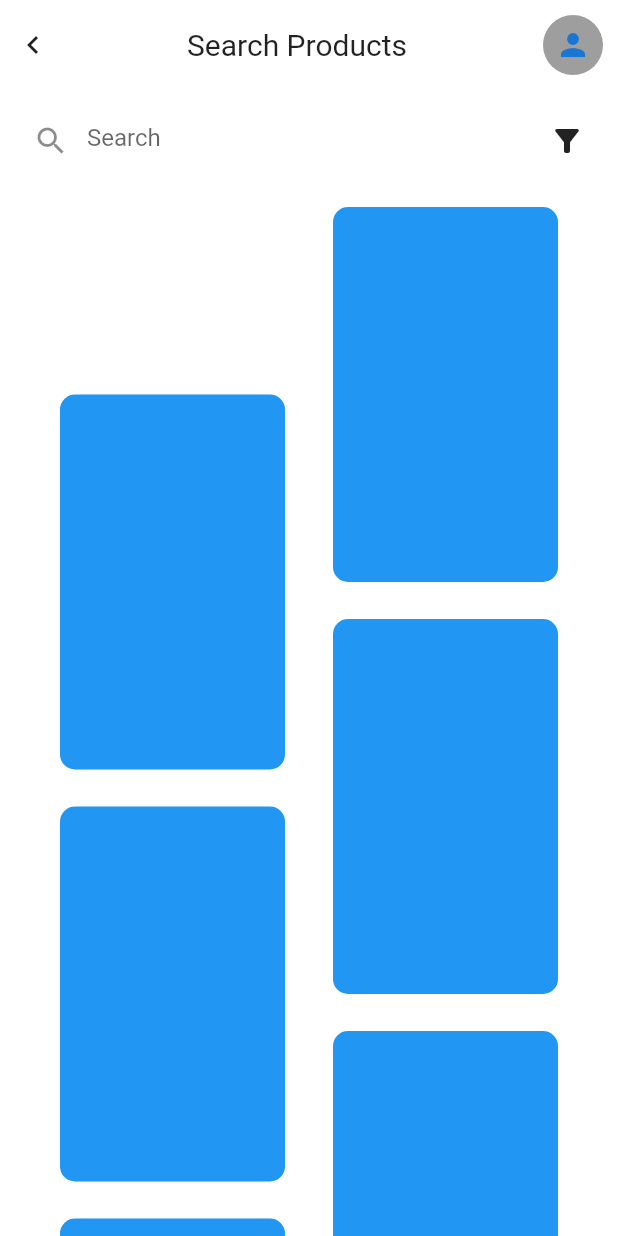
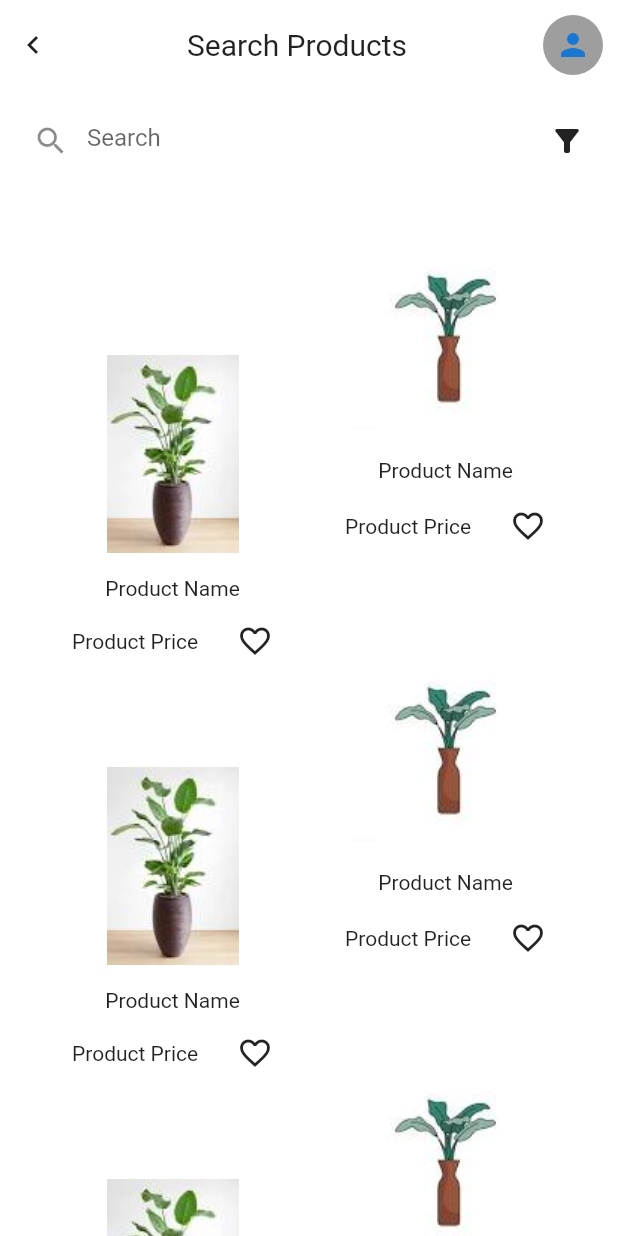
Before and after one commit to Teewhydot/ui_challenge, a Flutter app: the screen it shows after launch, on a phone screen of 412 x 824 dp. Run offline on Flutter 3.47's test engine with Material 2 defaults, Android fonts, the phone set to English and light mode, and no system bars.

Commit message:
Done working on search result items page and details page.

```diff
--- a/lib/search_results_items.dart
+++ b/lib/search_results_items.dart
@@ -1,4 +1,5 @@
 import 'package:flutter/material.dart';
+import 'package:ui_challenge/generated/assets.dart';
 
 class ContainerGrid extends StatelessWidget {
   const ContainerGrid({super.key});
@@ -16,28 +17,63 @@ class ContainerGrid extends StatelessWidget {
           clipBehavior: Clip.none,
           children: [
             Positioned(
-              top: 125,
-              child: Container(// Change the color as desired.
+              top: 75,
+              child: Container(
+                  // Change the color as desired.
                   height: 250.0, // Adjust the height and width as needed.
                   width: 150.0,
                   margin: const EdgeInsets.only(left: 40),
                   decoration: BoxDecoration(
+                    color: Colors.white30, // Change the color as desired.
+
                     borderRadius: BorderRadius.circular(10),
-                  color: Colors.blue, // Change the color as desired.
                   ),
+                  child: Padding(
+                    padding: const EdgeInsets.all(8.0),
+                    child: Column(
+                      mainAxisAlignment: MainAxisAlignment.spaceEvenly,
+                      children: [
+                        Image.asset(Assets.imagesPlant2),
+                        const Text('Product Name'),
+                        const Row(
+                          mainAxisAlignment: MainAxisAlignment.spaceBetween,
+                          children: [
+                            Text('Product Price'),
+                            Icon(Icons.favorite_border),
+                          ],
+                        ),
+                      ],
+                    ),
+                  )),
               // Adjust the margin as needed.
-              ),
             ),
             Positioned(
               right: 0,
               child: Container(
                 height: 250.0, // Adjust the height and width as needed.
-                width:150.0,
+                width: 150.0,
                 decoration: BoxDecoration(
                   borderRadius: BorderRadius.circular(10),
-                  color: Colors.blue, // Change the color as desired.
+                  color: Colors.white30, // Change the color as desired.
                 ),
-                margin: const EdgeInsets.only(right: 40), // Adjust the margin as needed.
+                margin: const EdgeInsets.only(right: 40),
+                child: Padding(
+                  padding: const EdgeInsets.all(8.0),
+                  child: Column(
+                    mainAxisAlignment: MainAxisAlignment.spaceEvenly,
+                    children: [
+                      Image.asset(Assets.imagesPlant4),
+                      const Text('Product Name'),
+                      const Row(
+                        mainAxisAlignment: MainAxisAlignment.spaceBetween,
+                        children: [
+                          Text('Product Price'),
+                          Icon(Icons.favorite_border),
+                        ],
+                      ),
+                    ],
+                  ),
+                ), // Adjust the margin as needed.
               ),
             ),
           ],
```
Lines whose indentation alone changed are shown as unchanged.
